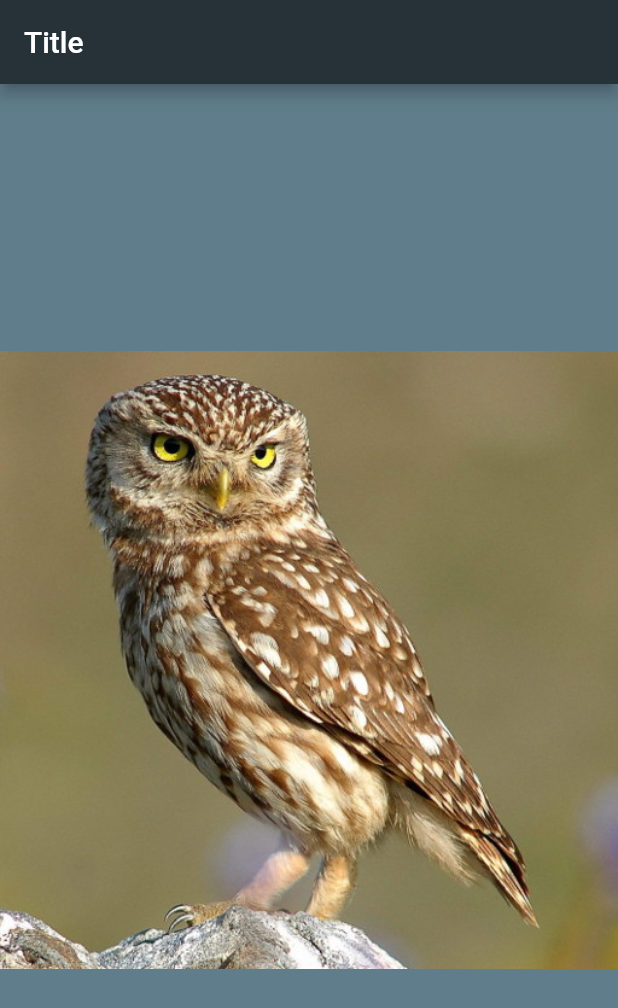
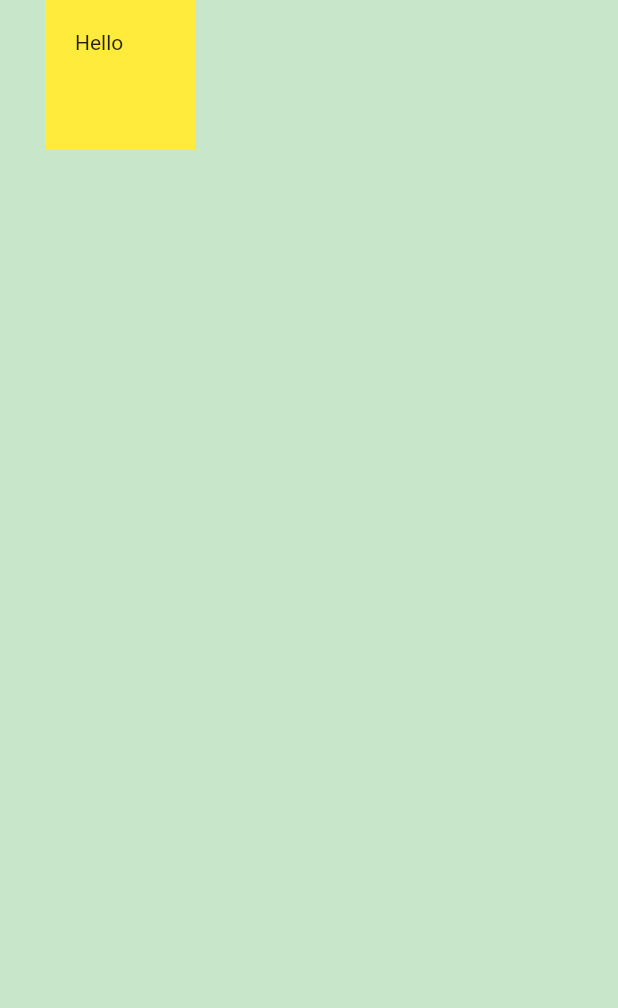
Before and after one commit to quangminhit94/FlutterAppbrewery, a Flutter app: the screen it shows after launch, on a phone screen of 412 x 824 dp. Shown: the top 1008 px of the screen. Run offline on Flutter 3.47's test engine with Material 2 defaults, Android fonts, the light colour scheme and no system bars.

Commit message:
All knowledge about container

```diff
--- a/lib/main.dart
+++ b/lib/main.dart
@@ -2,26 +2,72 @@ import 'package:flutter/material.dart';
 
 void main() =>
   runApp(
-    MyApp()
+    MyAppStateLess()
   );
 
-class MyApp extends StatelessWidget {
+class MyApp extends StatefulWidget {
+  @override
+  _MyAppState createState() => _MyAppState();
+}
+
+class _MyAppState extends State<MyApp> {
+  int _num = 0;
+  @override
+  Widget build(BuildContext context) {
+    return MaterialApp(
+      debugShowCheckedModeBanner: false,
+      home: Scaffold(
+        backgroundColor: Colors.grey[50],
+        appBar: AppBar(
+          title: Text(
+            'Title $_num',
+            style: TextStyle(
+              color: Colors.yellow[300]
+            )
+          ),
+          backgroundColor: Colors.black,
+        ),
+        body: Center(child:
+          Image(
+              image: AssetImage('images/owl.jpg'),
+          )
+        ),
+        floatingActionButton: FloatingActionButton(
+          backgroundColor: Colors.black,
+          child: Icon(Icons.add),
+          onPressed: () {
+            setState(() { _num++; });
+          }
+        ),
+      )
+    );
+  }
+}
+
+class MyAppStateLess extends StatelessWidget {
   // const MyApp({Key key}) : super(key: key);
+  int _num = 0;
 
   @override
   Widget build(BuildContext context) {
     return MaterialApp(
       debugShowCheckedModeBanner: false,
       home: Scaffold(
-        backgroundColor: Colors.blueGrey,
-        appBar: AppBar(
-          title: Text('Title'),
-          backgroundColor: Colors.blueGrey[900],
-        ),
-        body: Center(child:
-          Image(
-              image: AssetImage('images/owl.jpg'),
-          ),
+        backgroundColor: Colors.green[100],
+        body: SafeArea(
+          child: Container(
+            width: 100.0,
+            height: 100.0,
+            // margin: EdgeInsets.symmetric(
+            //   vertical: 50, //top-bottom 50
+            //   horizontal: 10, // left-right 10
+            // ),
+            padding: EdgeInsets.all(20),
+            // margin: EdgeInsets.fromLTRB(50, 20, 0, 0),
+            margin: EdgeInsets.only(left: 30),
+            color: Colors.yellow,
+            child: Text('Hello'),
+          )
         )
       )
     );
```
Also changed, not shown: 1 other file.
